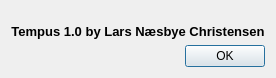
First picture: the form in aboutdialog.ui, repository larsnaesbye/tempus, before the edit.
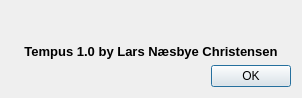
Second picture: the form after the edit.

```diff
--- a/aboutdialog.ui
+++ b/aboutdialog.ui
@@ -9,8 +9,8 @@
    <rect>
     <x>0</x>
     <y>0</y>
-    <width>275</width>
-    <height>78</height>
+    <width>302</width>
+    <height>98</height>
    </rect>
   </property>
   <property name="windowTitle">
```
